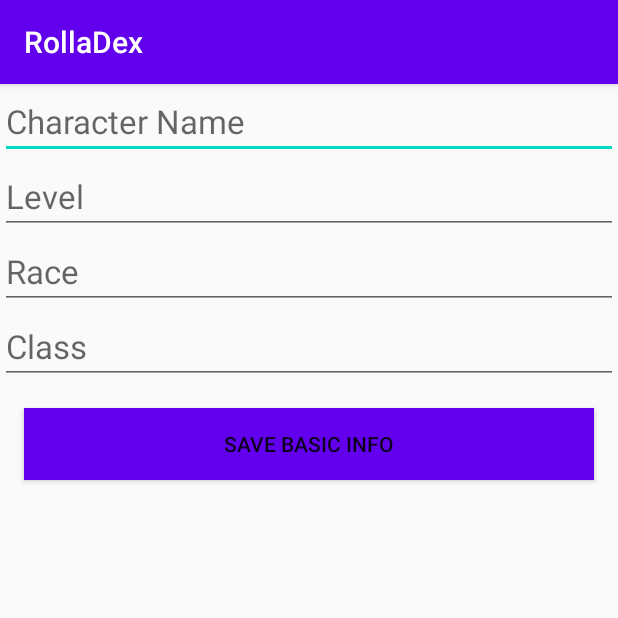
After one commit to austinread/rolladex-android, an Android app: the EditBasicInfoActivity screen opened directly, with no data from a screen before it, on a phone screen of 412 x 824 dp, the top half of it. The commit adds this screen. Run offline under Robolectric (Android 15) with nearby library versions, the phone set to English and light mode, and no system bars.

Commit message:
Edit screen for basic info

```diff
--- a/app/build.gradle
+++ b/app/build.gradle
@@ -24,7 +24,7 @@ android {
         }
     }
 
-    dataBinding{
+    dataBinding {
         enabled = true
     }
 
--- a/app/src/main/AndroidManifest.xml
+++ b/app/src/main/AndroidManifest.xml
@@ -9,7 +9,8 @@
         android:roundIcon="@mipmap/ic_launcher_round"
         android:supportsRtl="true"
         android:theme="@style/AppTheme">
-        <activity android:name=".activities.CharacterSheetActivity"></activity>
+        <activity android:name=".activities.EditBasicInfoActivity" />
+        <activity android:name=".activities.CharacterSheetActivity" />
         <activity android:name=".activities.NewCharacterActivity" />
         <activity android:name=".activities.MainActivity">
             <intent-filter>
--- /dev/null
+++ b/app/src/main/java/io/github/austinread/rolladex/activities/EditBasicInfoActivity.kt
@@ -0,0 +1,72 @@
+package io.github.austinread.rolladex.activities
+
+import android.app.Activity
+import android.content.Intent
+import androidx.appcompat.app.AppCompatActivity
+import android.os.Bundle
+import android.widget.ArrayAdapter
+import android.widget.AutoCompleteTextView
+import android.widget.Button
+import android.widget.EditText
+import io.github.austinread.rolladex.R
+import io.github.austinread.rolladex.entities.CharacterSheet
+
+class EditBasicInfoActivity : AppCompatActivity() {
+
+    private lateinit var cs: CharacterSheet
+
+    override fun onCreate(savedInstanceState: Bundle?) {
+        super.onCreate(savedInstanceState)
+        setContentView(R.layout.activity_edit_basic_info)
+
+        val races = resources.getStringArray(R.array.races_array)
+        val raceArrayAdapter = ArrayAdapter<String>(this, android.R.layout.simple_dropdown_item_1line, races)
+        val classes = resources.getStringArray(R.array.classes_array)
+        val classArrayAdapter = ArrayAdapter<String>(this, android.R.layout.simple_dropdown_item_1line, classes)
+
+        val editCharacterName = findViewById<EditText>(R.id.cs_et_characterName)
+        val editCharacterLevel = findViewById<EditText>(R.id.cs_et_characterLevel)
+
+        val autoCompleteCharacterRace = findViewById<AutoCompleteTextView>(R.id.cs_actv_characterRace)
+        autoCompleteCharacterRace.threshold = 1
+        autoCompleteCharacterRace.setAdapter(raceArrayAdapter)
+
+        val autoCompleteCharacterClass = findViewById<AutoCompleteTextView>(R.id.cs_actv_characterClass)
+        autoCompleteCharacterClass.threshold = 1
+        autoCompleteCharacterClass.setAdapter(classArrayAdapter)
+
+        intent.getBundleExtra(CharacterSheetActivity.EXTRA_EDIT_CHARACTER_BUNDLE_BI)?.let {
+            cs = it.getParcelable<CharacterSheet>(CharacterSheetActivity.EXTRA_EDIT_CHARACTER_BI) as CharacterSheet
+
+            editCharacterName.setText(cs.Name)
+            editCharacterLevel.setText(cs.Level.toString())
+            autoCompleteCharacterRace.setText(cs.Race)
+            autoCompleteCharacterClass.setText(cs.CharacterClass)
+        }
+
+        val saveButton = findViewById<Button>(R.id.cs_button_saveBasicInfo)
+
+        saveButton.setOnClickListener{
+            cs.Name = editCharacterName.text.toString()
+            cs.Level = editCharacterLevel.text.toString().toInt()
+            cs.Race = autoCompleteCharacterRace.text.toString()
+            cs.CharacterClass = autoCompleteCharacterClass.text.toString()
+
+            val replyIntent = Intent()
+
+            val bundle = Bundle()
+            bundle.putParcelable(EXTRA_CHARACTER, cs)
+
+            replyIntent.putExtra(EXTRA_CHARACTER_BUNDLE, bundle)
+
+            setResult(Activity.RESULT_OK, replyIntent)
+
+            finish()
+        }
+    }
+
+    companion object{
+        const val EXTRA_CHARACTER = "CHARACTER"
+        const val EXTRA_CHARACTER_BUNDLE = "CHARACTER_BUNDLE"
+    }
+}
--- a/app/src/main/java/io/github/austinread/rolladex/repositories/CharacterRepository.kt
+++ b/app/src/main/java/io/github/austinread/rolladex/repositories/CharacterRepository.kt
@@ -15,6 +15,10 @@ class CharacterRepository(private val characterDao: CharacterDao) {
         return characterDao.getById(id)
     }
 
+    suspend fun update(character: CharacterSheet){
+        characterDao.update(character)
+    }
+
     suspend fun delete(id: Long) {
         characterDao.delete(id)
     }
--- a/app/src/main/java/io/github/austinread/rolladex/viewmodels/CharacterSheetViewModel.kt
+++ b/app/src/main/java/io/github/austinread/rolladex/viewmodels/CharacterSheetViewModel.kt
@@ -18,8 +18,13 @@ class CharacterSheetViewModel(app: Application, id: Long): AndroidViewModel(app)
     init{
         character = repo.getById(id)
     }
+
+    fun update(cs: CharacterSheet) = viewModelScope.launch(Dispatchers.IO) {
+        repo.update(cs)
+    }
 }
 
+@Suppress("UNCHECKED_CAST")
 class CharacterSheetViewModelFactory(private val app: Application, private val id:  Long) : ViewModelProvider.Factory {
     override fun <T : ViewModel?> create(modelClass: Class<T>): T {
         if (modelClass.isAssignableFrom(CharacterSheetViewModel::class.java)){
--- /dev/null
+++ b/app/src/main/res/drawable/ic_edit_light.xml
@@ -0,0 +1,5 @@
+<vector android:height="24dp" android:tint="#FFFFFF"
+    android:viewportHeight="24.0" android:viewportWidth="24.0"
+    android:width="24dp" xmlns:android="http://schemas.android.com/apk/res/android">
+    <path android:fillColor="#FF000000" android:pathData="M3,17.25V21h3.75L17.81,9.94l-3.75,-3.75L3,17.25zM20.71,7.04c0.39,-0.39 0.39,-1.02 0,-1.41l-2.34,-2.34c-0.39,-0.39 -1.02,-0.39 -1.41,0l-1.83,1.83 3.75,3.75 1.83,-1.83z"/>
+</vector>
--- /dev/null
+++ b/app/src/main/res/layout/activity_edit_basic_info.xml
@@ -0,0 +1,49 @@
+<LinearLayout
+    xmlns:android="http://schemas.android.com/apk/res/android"
+    android:orientation="vertical"
+    android:layout_width="match_parent"
+    android:layout_height="match_parent">
+
+    <EditText
+        android:id="@+id/cs_et_characterName"
+        android:inputType="text"
+        android:hint="@string/character_name"
+        android:layout_width="match_parent"
+        android:layout_height="wrap_content"
+        android:textSize="22sp"
+        android:importantForAutofill="no" />
+
+    <EditText
+        android:id="@+id/cs_et_characterLevel"
+        android:inputType="number"
+        android:hint="@string/level"
+        android:layout_width="match_parent"
+        android:layout_height="wrap_content"
+        android:textSize="22sp"
+        android:importantForAutofill="no" />
+
+    <AutoCompleteTextView
+        android:id="@+id/cs_actv_characterRace"
+        android:layout_width="match_parent"
+        android:layout_height="wrap_content"
+        android:hint="@string/race"
+        android:textSize="22sp"
+        android:importantForAutofill="no"/>
+
+    <AutoCompleteTextView
+        android:id="@+id/cs_actv_characterClass"
+        android:layout_width="match_parent"
+        android:layout_height="wrap_content"
+        android:hint="@string/character_class"
+        android:textSize="22sp"
+        android:importantForAutofill="no"/>
+
+    <Button
+        android:id="@+id/cs_button_saveBasicInfo"
+        android:layout_width="match_parent"
+        android:layout_height="wrap_content"
+        android:background="@color/colorPrimary"
+        android:text="@string/save_basic_info"
+        android:layout_margin="16dp" />
+
+</LinearLayout>
--- a/app/src/main/res/values/strings.xml
+++ b/app/src/main/res/values/strings.xml
@@ -46,6 +46,7 @@
     <string name="sorcerer">Sorcerer</string>
     <string name="warlock">Warlock</string>
     <string name="wizard">Wizard</string>
+    <string name="save_basic_info">Save Basic Info</string>
 
     <string-array name="classes_array">
         <item>@string/artificer</item>
```
Also changed, not shown: app/src/main/java/io/github/austinread/rolladex/activities/CharacterSheetActivity.kt (+30 -1 lines), app/src/main/java/io/github/austinread/rolladex/entities/CharacterSheet.kt (+4 -4 lines), app/src/main/res/layout/activity_character_sheet.xml (+24 -7 lines).
